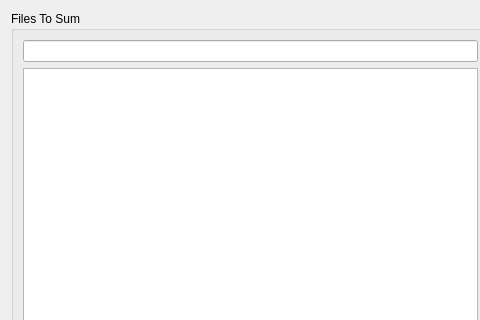
mantidproject/mantid, file scripts/Interface/ui/sans_isis/run_selector_widget.ui: the form before one commit; both pictures show x 0 to 480 and y 0 to 320 of the 666 by 420 pixel window.
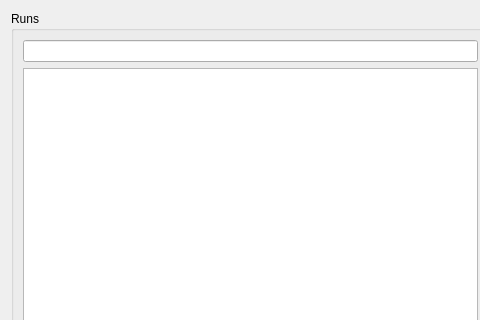
The form after the commit.

Patch:
```diff
--- a/scripts/Interface/ui/sans_isis/run_selector_widget.ui
+++ b/scripts/Interface/ui/sans_isis/run_selector_widget.ui
@@ -17,7 +17,7 @@
    <item row="0" column="0">
     <widget class="QGroupBox" name="runsGroup">
      <property name="title">
-      <string>Files To Sum</string>
+      <string>Runs</string>
      </property>
      <layout class="QHBoxLayout" name="horizontalLayout">
       <item>
```
